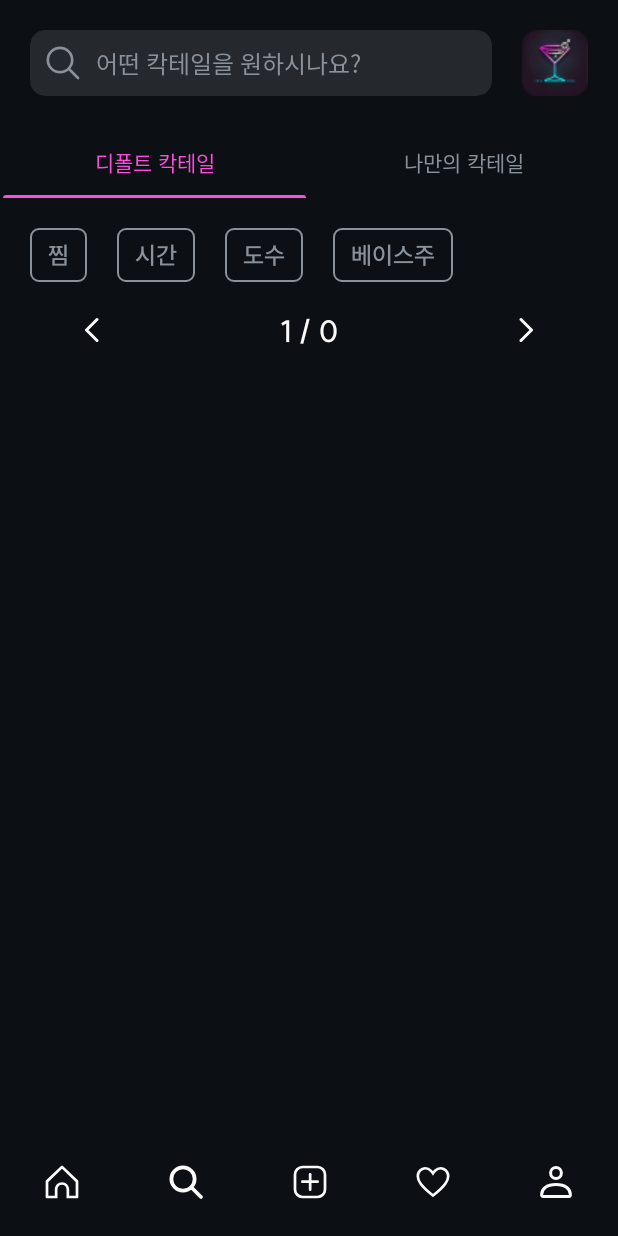
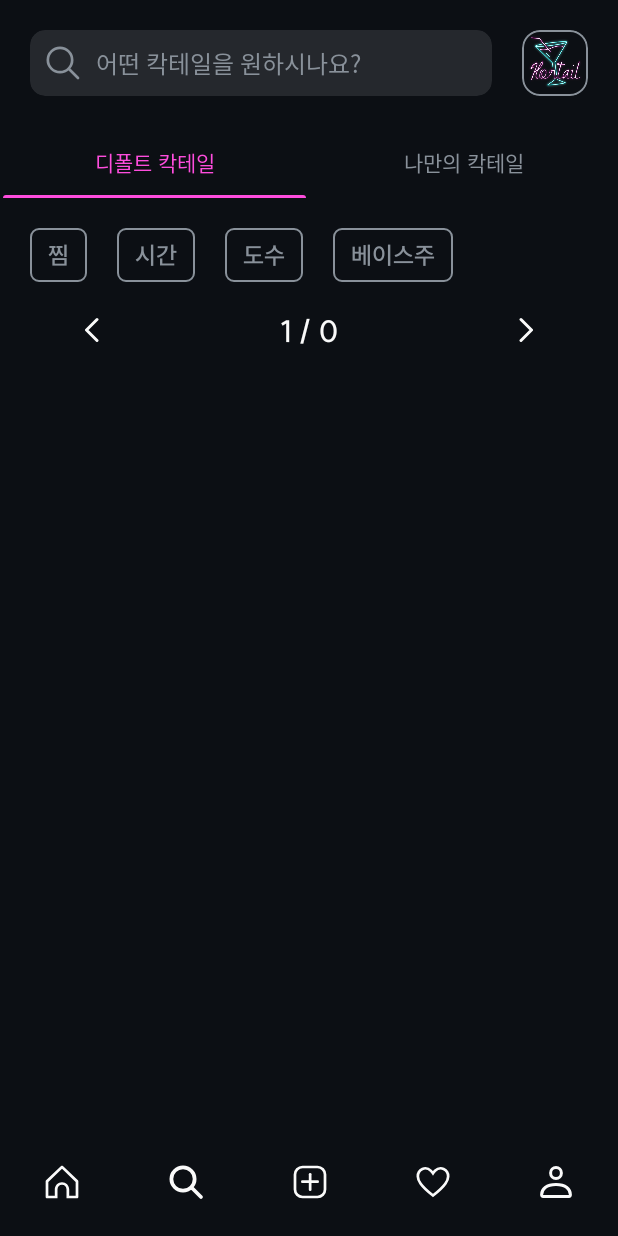
Before and after one commit to kdh4718/Hontail, an Android app: the fragment CustomCocktailSearchFragment placed in its activity, item 2 of the bottom bar chosen, on a phone screen of 412 x 824 dp. Run offline under Robolectric (Android 15) with nearby library versions, the phone set to English and light mode, and no system bars; our stand-ins replace Room's generated code; libraries missing offline, so code that uses them is left out: com.kakao.sdk, io.grpc.netty; pictures from the network do not load.

Commit message:
[Fix] Hontail Logo Update #front

```diff
--- a/Hontail/app/src/main/AndroidManifest.xml
+++ b/Hontail/app/src/main/AndroidManifest.xml
@@ -20,9 +20,9 @@
         android:allowBackup="false"
         android:dataExtractionRules="@xml/data_extraction_rules"
         android:fullBackupContent="false"
-        android:icon="@mipmap/ic_launcher"
+        android:icon="@drawable/logo_final"
         android:label="@string/app_name"
-        android:roundIcon="@mipmap/ic_launcher_round"
+        android:roundIcon="@drawable/logo_final"
         android:usesCleartextTraffic="true"
         android:supportsRtl="true"
         android:theme="@style/Theme.Hontail"
--- a/Hontail/app/src/main/java/com/hontail/ui/cocktail/adapter/CocktailDetailAdapter.kt
+++ b/Hontail/app/src/main/java/com/hontail/ui/cocktail/adapter/CocktailDetailAdapter.kt
@@ -111,6 +111,8 @@ class CocktailDetailAdapter(private val context: Context, private var items: Mut
 
                 Glide.with(context)
                     .load(item.cocktailDetail.imageUrl)
+                    .placeholder(R.drawable.logo_final)
+                    .error(R.drawable.logo_final)
                     .into(imageViewCocktailDetailImage)
 
                 if (item.cocktailDetail.isLiked){
--- a/Hontail/app/src/main/java/com/hontail/ui/custom/adapter/CustomCocktailSearchAdapter.kt
+++ b/Hontail/app/src/main/java/com/hontail/ui/custom/adapter/CustomCocktailSearchAdapter.kt
@@ -9,6 +9,7 @@ import android.view.inputmethod.InputMethodManager
 import android.widget.TextView
 import androidx.recyclerview.widget.RecyclerView
 import com.bumptech.glide.Glide
+import com.hontail.R
 import com.hontail.databinding.ListItemCustomCocktailSearchBarBinding
 import com.hontail.databinding.ListItemCustomCocktailSearchHeaderBinding
 import com.hontail.databinding.ListItemCustomCocktailSearchResultBinding
@@ -145,7 +146,8 @@ class CustomCocktailSearchAdapter(private var items: MutableList<CustomCocktailS
 
                 Glide.with(root.context)
                     .load(item.ingredientImage)
-//                    .placeholder(R.drawable.logo_image)
+                    .placeholder(R.drawable.logo_final)
+                    .error(R.drawable.logo_final)
                     .into(imageViewListItemCustomCocktailSearchResultIngredient)
 
                 textViewListItemCustomCocktailSearchResultIngredientName.text = item.ingredientName
--- a/Hontail/app/src/main/java/com/hontail/ui/custom/screen/CustomCocktailIngredientDetailFragment.kt
+++ b/Hontail/app/src/main/java/com/hontail/ui/custom/screen/CustomCocktailIngredientDetailFragment.kt
@@ -65,7 +65,8 @@ class CustomCocktailIngredientDetailFragment : BaseFragment<FragmentCustomCockta
 
                 Glide.with(mainActivity)
                     .load(ingredient.ingredientImage)
-                    .placeholder(R.drawable.logo_image)
+                    .placeholder(R.drawable.logo_final)
+                    .error(R.drawable.logo_final)
                     .into(imageViewCustomCocktailIngredientDetail)
             }
         }
--- a/Hontail/app/src/main/java/com/hontail/ui/mypage/adapter/MyPageAdapter.kt
+++ b/Hontail/app/src/main/java/com/hontail/ui/mypage/adapter/MyPageAdapter.kt
@@ -7,6 +7,7 @@ import android.view.ViewGroup
 import androidx.recyclerview.widget.GridLayoutManager
 import androidx.recyclerview.widget.RecyclerView
 import com.bumptech.glide.Glide
+import com.hontail.R
 import com.hontail.data.model.response.CocktailListResponse
 import com.hontail.databinding.ListItemMypageCocktailBinding
 import com.hontail.databinding.ListItemMypageEmptyBinding
@@ -96,6 +97,8 @@ class MyPageAdapter(private val context: Context, var items: List<MyPageItem>):
 
                 Glide.with(context)
                     .load(item.userInfo.user_image_url)
+                    .placeholder(R.drawable.logo_final)
+                    .error(R.drawable.logo_final)
                     .into(imageViewMyPageProfile)
 
                 textViewMyPageNickname.text = item.userInfo.user_nickname
--- a/Hontail/app/src/main/java/com/hontail/util/CocktailItemAdapter.kt
+++ b/Hontail/app/src/main/java/com/hontail/util/CocktailItemAdapter.kt
@@ -51,8 +51,8 @@ class CocktailItemAdapter(private val context: Context, private val items: List<
 
                 Glide.with(context)
                     .load(item.imageUrl)
-                    .placeholder(R.drawable.ic_bottom_navi_zzim_selected)
-                    .error(R.drawable.ic_bottom_navi_zzim_unselected)
+                    .placeholder(R.drawable.logo_final)
+                    .error(R.drawable.logo_final)
                     .into(imageViewListItemCocktailCocktail)
 
                 if (item.isLiked){
--- a/Hontail/app/src/main/res/layout/list_item_cocktail_list_search_bar.xml
+++ b/Hontail/app/src/main/res/layout/list_item_cocktail_list_search_bar.xml
@@ -1,9 +1,10 @@
 <?xml version="1.0" encoding="utf-8"?>
-<androidx.constraintlayout.widget.ConstraintLayout xmlns:android="http://schemas.android.com/apk/res/android"
+<androidx.constraintlayout.widget.ConstraintLayout
+        xmlns:android="http://schemas.android.com/apk/res/android"
+        xmlns:app="http://schemas.android.com/apk/res-auto"
         android:layout_width="match_parent"
         android:layout_height="wrap_content"
-    android:layout_marginTop="20dp"
-    xmlns:app="http://schemas.android.com/apk/res-auto">
+        android:layout_marginTop="20dp">
 
     <androidx.cardview.widget.CardView
             android:id="@+id/cardViewCocktailListSearch"
@@ -13,9 +14,10 @@
             android:layout_marginEnd="20dp"
             android:backgroundTint="@color/secondary_black"
             app:cardCornerRadius="10dp"
-        app:layout_constraintEnd_toStartOf="@+id/imageViewCocktailListRandom"
             app:layout_constraintStart_toStartOf="parent"
-        app:layout_constraintTop_toTopOf="parent">
+            app:layout_constraintEnd_toStartOf="@+id/cardViewLogo"
+            app:layout_constraintTop_toTopOf="parent"
+            app:layout_constraintHorizontal_weight="9">
 
         <androidx.constraintlayout.widget.ConstraintLayout
                 android:id="@+id/constraintLayoutListItemCocktailListSearch"
@@ -28,9 +30,9 @@
                     android:layout_width="wrap_content"
                     android:layout_height="wrap_content"
                     android:src="@drawable/search_basic_gray"
-                app:layout_constraintBottom_toBottomOf="parent"
                     app:layout_constraintStart_toStartOf="parent"
-                app:layout_constraintTop_toTopOf="parent" />
+                    app:layout_constraintTop_toTopOf="parent"
+                    app:layout_constraintBottom_toBottomOf="parent" />
 
             <TextView
                     android:id="@+id/textViewCocktailListSearch"
@@ -39,19 +41,32 @@
                     android:layout_height="wrap_content"
                     android:layout_marginStart="10dp"
                     android:text="어떤 칵테일을 원하시나요?"
-                app:layout_constraintBottom_toBottomOf="parent"
                     app:layout_constraintStart_toEndOf="@+id/imageViewCocktailListSearch"
-                app:layout_constraintTop_toTopOf="parent" />
+                    app:layout_constraintTop_toTopOf="parent"
+                    app:layout_constraintBottom_toBottomOf="parent" />
         </androidx.constraintlayout.widget.ConstraintLayout>
     </androidx.cardview.widget.CardView>
 
+    <com.google.android.material.card.MaterialCardView
+        android:id="@+id/cardViewLogo"
+        android:layout_width="0dp"
+        android:layout_height="0dp"
+        app:layout_constraintDimensionRatio="1:1"
+        android:layout_marginEnd="20dp"
+        android:backgroundTint="@android:color/transparent"
+        app:strokeWidth="1dp"
+        app:strokeColor="@color/basic_gray"
+        app:layout_constraintStart_toEndOf="@+id/cardViewCocktailListSearch"
+        app:layout_constraintEnd_toEndOf="parent"
+        app:layout_constraintTop_toTopOf="@+id/cardViewCocktailListSearch"
+        app:layout_constraintBottom_toBottomOf="@+id/cardViewCocktailListSearch">
+
         <ImageView
             android:id="@+id/imageViewCocktailListRandom"
-        android:layout_width="wrap_content"
-        android:layout_height="wrap_content"
-        android:layout_marginEnd="20dp"
-        android:src="@drawable/logo_random"
-        app:layout_constraintEnd_toEndOf="parent"
-        app:layout_constraintTop_toTopOf="parent" />
+            android:layout_width="match_parent"
+            android:layout_height="match_parent"
+            android:src="@drawable/logo_final"
+            android:scaleType="centerInside"/>
+    </com.google.android.material.card.MaterialCardView>
 
 </androidx.constraintlayout.widget.ConstraintLayout>
```
Also changed, not shown: Hontail/app/src/main/res/drawable/logo_final.png (added). Lines whose indentation alone changed are shown as unchanged.
